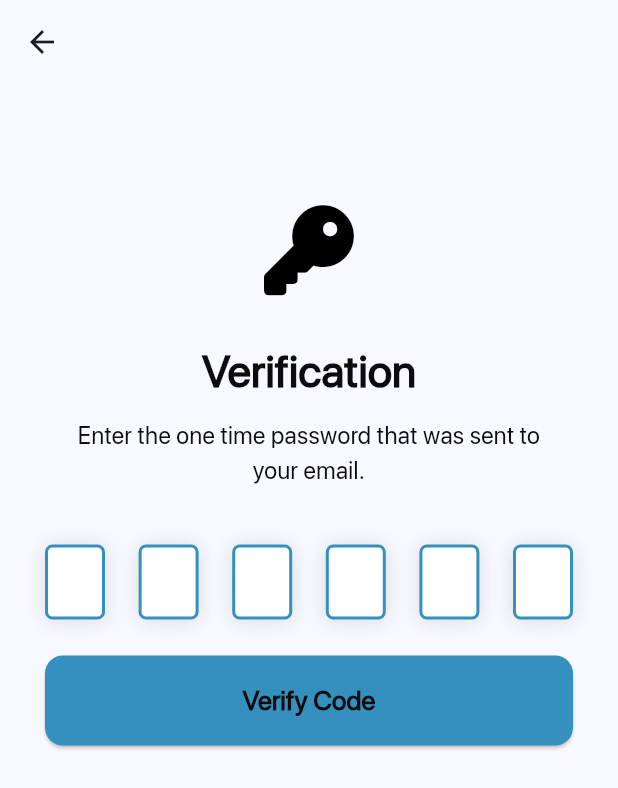
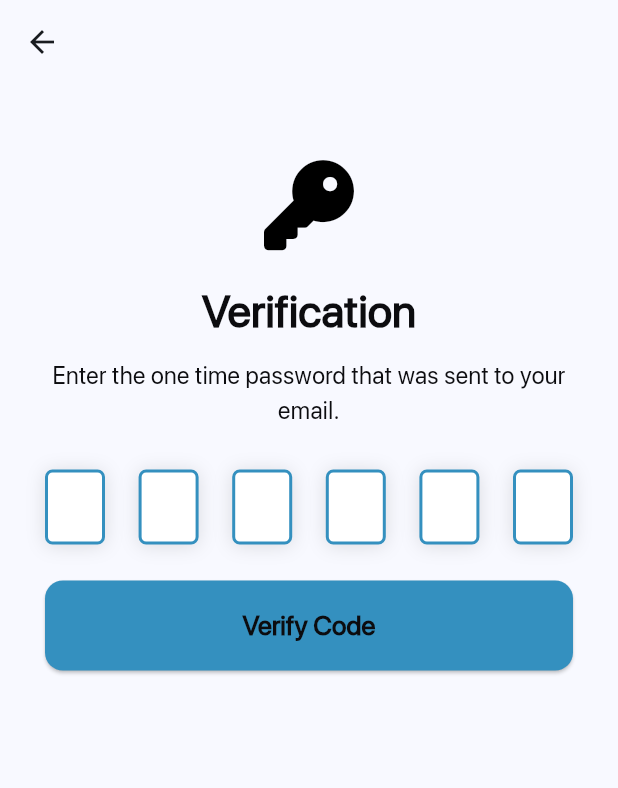
Before and after one commit to umar052001/tryBibleApp, a Flutter app: the VerificationCodeView screen opened by its route, on a phone screen of 412 x 824 dp. Shown: the top 788 px of the screen. Run offline on Flutter 3.47's test engine with Material 2 defaults, Android fonts, the phone set to English and light mode, and no system bars; drawn by our look-alikes of pin_code_fields; our stand-ins replace awesome_snackbar_content, font_awesome_flutter.

Commit message:
Created a component to remove code duplication

```diff
--- /dev/null
+++ b/noor_e_tafseer/lib/components/page_introductory_header.dart
@@ -0,0 +1,68 @@
+// This component will be basically return a column having an icon, title and description.
+
+import 'package:flutter/material.dart';
+import 'package:font_awesome_flutter/font_awesome_flutter.dart';
+import 'package:noor_e_tafseer/constants/colors.dart';
+
+class PageIntroductoryHeader extends StatelessWidget {
+  final IconData icon;
+  final String title;
+  final String description;
+
+  const PageIntroductoryHeader({
+    super.key,
+    required this.icon,
+    required this.title,
+    required this.description,
+  });
+
+  @override
+  Widget build(BuildContext context) {
+    return Column(
+      children: [
+        Padding(
+          padding: const EdgeInsets.only(
+            top: 50.0,
+          ),
+          child: FaIcon(
+            icon,
+            size: 60,
+            color: Colors.black,
+          ),
+        ),
+        Padding(
+          padding: const EdgeInsets.only(
+            top: 20.0,
+          ),
+          child: Text(
+            title,
+            style: const TextStyle(
+              color: AppColors.darkTextColor,
+              fontFamily: 'SF Pro Display',
+              fontSize: 30.0,
+              fontWeight: FontWeight.w800,
+            ),
+          ),
+        ),
+        Padding(
+          padding: const EdgeInsets.only(
+            top: 10.0,
+            left: 30.0,
+            right: 30.0,
+            bottom: 20.0,
+          ),
+          child: Text(
+            description,
+            textAlign: TextAlign.center,
+            style: const TextStyle(
+              color: AppColors.darkTextColor,
+              fontFamily: 'SF Pro Display',
+              fontSize: 16.0,
+              fontWeight: FontWeight.w400,
+            ),
+          ),
+        ),
+      ],
+    );
+  }
+}
--- a/noor_e_tafseer/lib/views/verification_code_view.dart
+++ b/noor_e_tafseer/lib/views/verification_code_view.dart
@@ -1,6 +1,7 @@
 import 'package:awesome_snackbar_content/awesome_snackbar_content.dart';
 import 'package:flutter/material.dart';
 import 'package:font_awesome_flutter/font_awesome_flutter.dart';
+import 'package:noor_e_tafseer/components/page_introductory_header.dart';
 import 'package:noor_e_tafseer/constants/colors.dart';
 import 'package:noor_e_tafseer/widgets/button.dart';
 import 'package:pin_code_fields/pin_code_fields.dart';
@@ -45,39 +46,11 @@ class _VerificationCodeViewState extends State<VerificationCodeView> {
       body: SingleChildScrollView(
         child: Column(
           children: [
-            const Padding(
-              padding: EdgeInsets.only(top: 80.0),
-              child: FaIcon(
-                FontAwesomeIcons.key,
-                size: 60,
-                color: Colors.black,
-              ),
-            ),
-            const Padding(
-              padding: EdgeInsets.only(top: 30.0),
-              child: Text(
-                "Verification",
-                style: TextStyle(
-                  color: AppColors.darkTextColor,
-                  fontFamily: 'SF Pro Display',
-                  fontSize: 30.0,
-                  fontWeight: FontWeight.w800,
-                ),
-              ),
-            ),
-            const Padding(
-              padding: EdgeInsets.only(
-                  top: 10.0, left: 50.0, right: 50.0, bottom: 30.0),
-              child: Text(
-                "Enter the one time password that was sent to your email.",
-                textAlign: TextAlign.center,
-                style: TextStyle(
-                  color: AppColors.darkTextColor,
-                  fontFamily: 'SF Pro Display',
-                  fontSize: 16.0,
-                  fontWeight: FontWeight.w400,
-                ),
-              ),
+            const PageIntroductoryHeader(
+              icon: FontAwesomeIcons.key,
+              title: 'Verification',
+              description:
+                  'Enter the one time password that was sent to your email.',
             ),
             Padding(
               padding: const EdgeInsets.symmetric(
```
Also changed, not shown: noor_e_tafseer/lib/views/forgot_password_view.dart (+6 -34 lines), noor_e_tafseer/lib/views/new_password_view.dart (+6 -41 lines).
